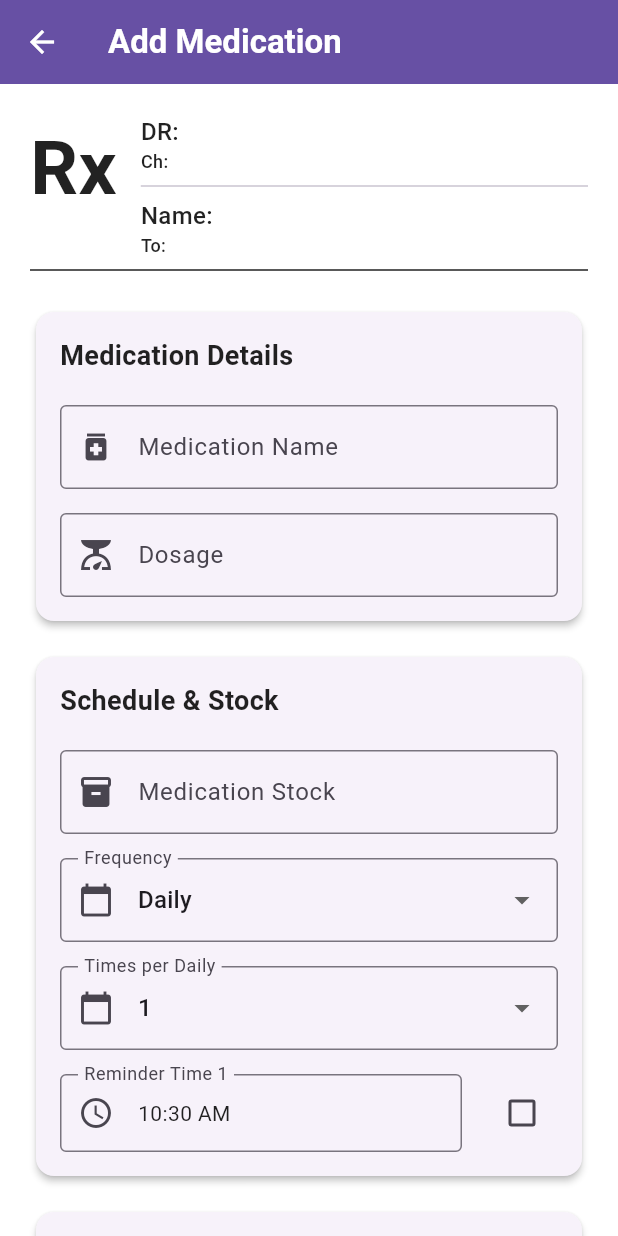
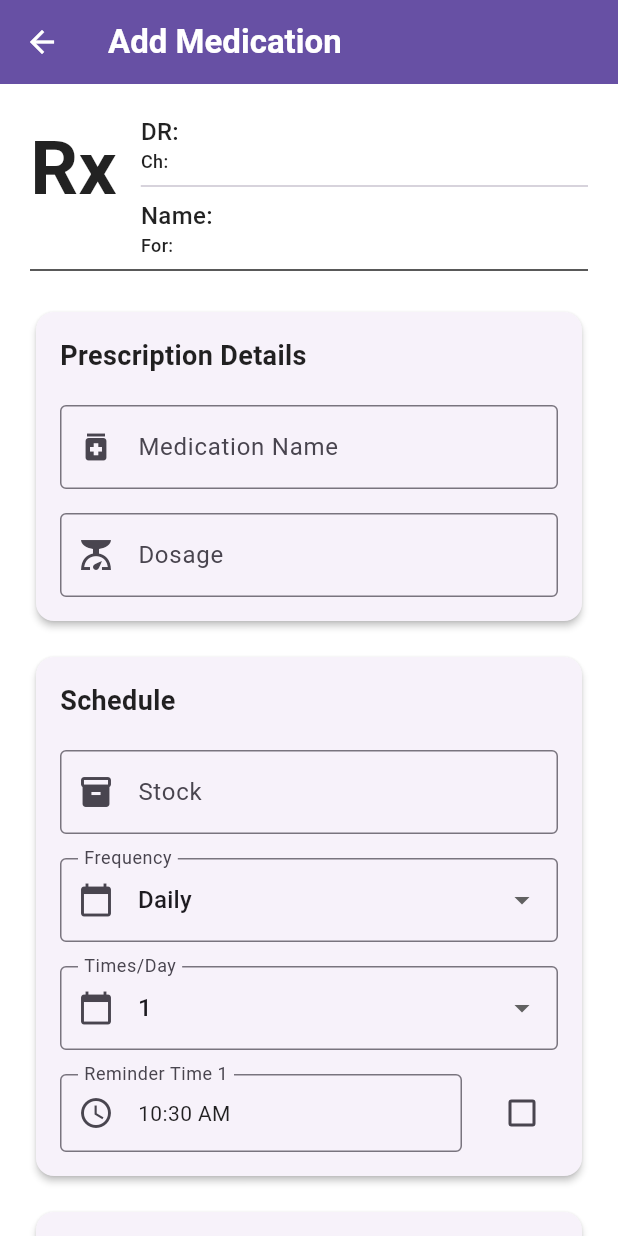
Before and after one commit to masihur96/Medication-Tracker, a Flutter app: the AddMedicationScreen screen opened directly with empty values, on a phone screen of 412 x 824 dp. Run offline on Flutter 3.47's test engine with Material 3 defaults, Android fonts, the phone set to English and light mode, and no system bars; our stand-ins replace flutter_heatmap_calendar, flutter_local_notifications, flutter_tts, open_file, pdf, share_plus and 3 more; accounts and stored records are empty.

Commit message:
Dashboard Language

```diff
--- a/lib/screens/add_medication_screen.dart
+++ b/lib/screens/add_medication_screen.dart
@@ -1,9 +1,10 @@
 import 'dart:convert';
-
 import 'package:flutter/material.dart';
 import 'package:med_track/models/medication.dart';
 import 'package:med_track/models/prescription.dart';
+import 'package:med_track/utils/app_localizations.dart';
 import 'package:shared_preferences/shared_preferences.dart';
+
 
 
 class AddMedicationScreen extends StatefulWidget {
@@ -16,12 +17,18 @@ class AddMedicationScreen extends StatefulWidget {
 }
 
 class _AddMedicationScreenState extends State<AddMedicationScreen> {
+  // Add these constants at the top of the class
+  static const String FREQUENCY_DAILY = 'daily';
+  static const String FREQUENCY_WEEKLY = 'weekly';
+  static const String FREQUENCY_MONTHLY = 'monthly';
+  static const String FREQUENCY_AS_NEEDED = 'as_needed';
+
   final _formKey = GlobalKey<FormState>();
   final _nameController = TextEditingController();
   final _dosageController = TextEditingController();
   final _stockController = TextEditingController();
   final _noteController = TextEditingController();
-  String _frequency = 'Daily'; // Default frequency
+  String _frequency = FREQUENCY_DAILY; // Change default value to use constant
   bool _isActive = false;
   int _timesPer = 1; // Default frequency
   final List<TimeOfDay> _selectedTimes = [TimeOfDay.now()];
@@ -46,7 +53,7 @@ class _AddMedicationScreenState extends State<AddMedicationScreen> {
       _dosageController.text = widget.medication!.dosage;
       _stockController.text = widget.medication!.stock.toString();
       _noteController.text = widget.medication!.notes!;
-      _frequency = widget.medication!.frequency;
+      _frequency = _getFrequencyConstant(widget.medication!.frequency);
       _timesPer = widget.medication!.timesPerDay;
       _isActive = widget.medication!.isActive;
       _selectedTimes.clear();
@@ -120,20 +127,20 @@ class _AddMedicationScreenState extends State<AddMedicationScreen> {
 
   @override
   Widget build(BuildContext context) {
+    final localizations = AppLocalizations.of(context);
+
     return Scaffold(
-
       appBar: AppBar(
         elevation: 0,
         backgroundColor: Theme.of(context).primaryColor,
         title: Text(
-          widget.medication != null ? 'Edit Medication' : 'Add Medication',
+          widget.medication != null ? localizations.edit : localizations.addMedication,
           style: const TextStyle(
             fontWeight: FontWeight.bold,
             color: Colors.white,
           ),
         ),
       ),
-
       body: Form(
         key: _formKey,
         child: ListView(
@@ -145,35 +152,28 @@ class _AddMedicationScreenState extends State<AddMedicationScreen> {
                 Row(
                   crossAxisAlignment: CrossAxisAlignment.start,
                   children: [
-                    // Rx Text on Left
                     Column(
                       children: [
                         Text(
-                          'Rx',
+                          "Rx",
                           style: TextStyle(
                             fontSize: 50,
                             fontWeight: FontWeight.bold,
-
                           ),
                         ),
-                        _buildLineField(label: widget.prescription.date,size: 16),
+                        _buildLineField(label: widget.prescription.date, size: 16),
                       ],
                     ),
                     SizedBox(width: 16),
-                    // Patient Info on Right
                     Expanded(
                       child: Column(
                         crossAxisAlignment: CrossAxisAlignment.start,
                         children: [
-                          _buildLineField(label: 'DR: ${widget.prescription.doctor}',size: 16),
-                          // SizedBox(height: 12),
-                          _buildLineField(label: 'Ch: ${widget.prescription.chamber}',size: 12),
-
-                          Divider(
-                          ),
-                          _buildLineField(label: 'Name: ${widget.prescription.patient}',size: 16),
-                          _buildLineField(label: 'To: ${widget.prescription.medicationTo}',size: 12),
-
+                          _buildLineField(label: '${localizations.doctor}: ${widget.prescription.doctor}', size: 16),
+                          _buildLineField(label: '${localizations.chamber}: ${widget.prescription.chamber}', size: 12),
+                          Divider(),
+                          _buildLineField(label: '${localizations.name}: ${widget.prescription.patient}', size: 16),
+                          _buildLineField(label: '${localizations.for_}: ${widget.prescription.medicationTo}', size: 12),
                         ],
                       ),
                     ),
@@ -194,7 +194,7 @@ class _AddMedicationScreenState extends State<AddMedicationScreen> {
                   crossAxisAlignment: CrossAxisAlignment.start,
                   children: [
                     Text(
-                      'Medication Details',
+                      localizations.prescriptionDetails,
                       style: TextStyle(
                         fontSize: 18,
                         fontWeight: FontWeight.bold,
@@ -204,21 +204,21 @@ class _AddMedicationScreenState extends State<AddMedicationScreen> {
                     TextFormField(
                       controller: _nameController,
                       decoration: InputDecoration(
-                        labelText: 'Medication Name',
+                        labelText: localizations.medicationName,
                         border: OutlineInputBorder(),
                         prefixIcon: Icon(Icons.medication),
                       ),
-                      validator: (value) => value!.isEmpty ? 'Required' : null,
+                      validator: (value) => value!.isEmpty ? localizations.required : null,
                     ),
                     SizedBox(height: 16),
                     TextFormField(
                       controller: _dosageController,
                       decoration: InputDecoration(
-                        labelText: 'Dosage',
+                        labelText: localizations.dosage,
                         border: OutlineInputBorder(),
                         prefixIcon: Icon(Icons.scale),
                       ),
-                      validator: (value) => value!.isEmpty ? 'Required' : null,
+                      validator: (value) => value!.isEmpty ? localizations.required : null,
                     ),
                   ],
                 ),
@@ -236,7 +236,7 @@ class _AddMedicationScreenState extends State<AddMedicationScreen> {
                   crossAxisAlignment: CrossAxisAlignment.start,
                   children: [
                     Text(
-                      'Schedule & Stock',
+                      localizations.schedule,
                       style: TextStyle(
                         fontSize: 18,
                         fontWeight: FontWeight.bold,
@@ -246,14 +246,14 @@ class _AddMedicationScreenState extends State<AddMedicationScreen> {
                     TextFormField(
                       controller: _stockController,
                       decoration: InputDecoration(
-                        labelText: 'Medication Stock',
+                        labelText: localizations.stock,
                         border: OutlineInputBorder(),
                         prefixIcon: Icon(Icons.inventory),
                       ),
                       keyboardType: TextInputType.number,
                       validator: (value) {
-                        if (value!.isEmpty) return 'Required';
-                        if (int.tryParse(value) == null) return 'Please enter a valid number';
+                        if (value!.isEmpty) return localizations.required;
+                        if (int.tryParse(value) == null) return localizations.enterValidNumber;
                         return null;
                       },
                     ),
@@ -263,36 +263,33 @@ class _AddMedicationScreenState extends State<AddMedicationScreen> {
                         DropdownButtonFormField<String>(
                           value: _frequency,
                           decoration: InputDecoration(
-                            labelText: 'Frequency',
+                            labelText: localizations.frequency,
                             border: OutlineInputBorder(),
                             prefixIcon: Icon(Icons.calendar_today),
                           ),
-                          items: ['Daily', 'Weekly', 'Monthly', 'As needed']
-                              .map((String frequency) => DropdownMenuItem(
-                            value: frequency,
-                            child: Text(frequency),
-                          ))
-                              .toList(),
+                          items: [
+                            _buildFrequencyMenuItem(FREQUENCY_DAILY, localizations.daily),
+                            _buildFrequencyMenuItem(FREQUENCY_WEEKLY, localizations.weekly),
+                            _buildFrequencyMenuItem(FREQUENCY_MONTHLY, localizations.monthly),
+                            _buildFrequencyMenuItem(FREQUENCY_AS_NEEDED, localizations.asNeeded),
+                          ],
                           onChanged: (String? newValue) {
                             setState(() {
                               _frequency = newValue!;
-                              _reminderDates = []; // clear any previously selected/generated dates
+                              _reminderDates = [];
                             });
                             generateDatesBasedOnFrequency();
                           },
                         ),
-
-                        if (_frequency == 'Weekly') _buildWeeklySelector(),
-                        if (_frequency == 'Monthly') _buildMonthlySelector(),
-
+                        if (_frequency == FREQUENCY_WEEKLY) _buildWeeklySelector(),
+                        if (_frequency == FREQUENCY_MONTHLY) _buildMonthlySelector(),
                       ],
                     ),
-
                     SizedBox(height: 16),
                     DropdownButtonFormField<int>(
                       value: _timesPer,
                       decoration: InputDecoration(
-                        labelText: 'Times per $_frequency',
+                        labelText: localizations.timesPerDay,
                         border: OutlineInputBorder(),
                         prefixIcon: Icon(Icons.calendar_today),
                       ),
@@ -326,7 +323,7 @@ class _AddMedicationScreenState extends State<AddMedicationScreen> {
                   crossAxisAlignment: CrossAxisAlignment.start,
                   children: [
                     Text(
-                      'Additional Information',
+                      localizations.additionalInfo,
                       style: TextStyle(
                         fontSize: 18,
                         fontWeight: FontWeight.bold,
@@ -336,8 +333,8 @@ class _AddMedicationScreenState extends State<AddMedicationScreen> {
                     TextFormField(
                       controller: _noteController,
                       decoration: InputDecoration(
-                        labelText: 'Notes',
-                        hintText: 'Add any additional instructions or notes',
+                        labelText: localizations.notes,
+                        hintText: localizations.additionalInstructions,
                         border: OutlineInputBorder(),
                         prefixIcon: Icon(Icons.note),
                       ),
@@ -345,8 +342,8 @@ class _AddMedicationScreenState extends State<AddMedicationScreen> {
                     ),
                     SizedBox(height: 16),
                     SwitchListTile(
-                      title: Text('Medication Status'),
-                      subtitle: Text(_isActive ? 'Active' : 'Inactive'),
+                      title: Text(localizations.medicationStatus),
+                      subtitle: Text(_isActive ? localizations.active : localizations.inactive),
                       value: _isActive,
                       onChanged: (bool value) {
                         setState(() {
@@ -370,21 +367,19 @@ class _AddMedicationScreenState extends State<AddMedicationScreen> {
                     stock: int.parse(_stockController.text),
                     isActive: _isActive,
                     notes: _noteController.text,
-                    frequency: _frequency,
+                    frequency: _getDisplayFrequency(_frequency, AppLocalizations.of(context)),
                     reminderTimes: _selectedTimes,
                     remainderDates: _reminderDates,
                     isTaken: _isTaken,
                   );
 
                   if (widget.medication != null) {
-                    // Update existing medication
                     updateMedicationInPrescription(widget.prescription.uid, medication);
                   } else {
-                    // Add new medication
                     addMedicationToPrescription(widget.prescription.uid, medication);
                   }
 
-                  Navigator.pop(context); // Go back after saving
+                  Navigator.pop(context);
                 }
               },
               style: ElevatedButton.styleFrom(
@@ -394,7 +389,7 @@ class _AddMedicationScreenState extends State<AddMedicationScreen> {
                 ),
               ),
               child: Text(
-                widget.medication != null ? 'Update Medication' : 'Save Medication',
+                widget.medication != null ? localizations.updateMedication : localizations.saveMedication,
                 style: TextStyle(fontSize: 16, fontWeight: FontWeight.bold),
               ),
             ),
@@ -506,13 +501,13 @@ class _AddMedicationScreenState extends State<AddMedicationScreen> {
     DateTime endDate = DateTime(now.year, now.month + 3, now.day);
     List<String> generatedDates = [];
 
-    if (_frequency == 'Daily') {
+    if (_frequency == FREQUENCY_DAILY) {
       for (var date = now;
       date.isBefore(endDate);
       date = date.add(Duration(days: 1))) {
         generatedDates.add(_formatDate(date));
       }
-    } else if (_frequency == 'Weekly') {
+    } else if (_frequency == FREQUENCY_WEEKLY) {
       Map<String, int> weekdayMap = {
         'Mon': 1,
         'Tue': 2,
@@ -532,7 +527,7 @@ class _AddMedicationScreenState extends State<AddMedicationScreen> {
           generatedDates.add(_formatDate(date));
         }
       }
-    } else if (_frequency == 'Monthly') {
+    } else if (_frequency == FREQUENCY_MONTHLY) {
       for (var date = now;
       date.isBefore(endDate);
       date = date.add(Duration(days: 1))) {
@@ -553,4 +548,41 @@ class _AddMedicationScreenState extends State<AddMedicationScreen> {
     return '${date.day.toString().padLeft(2, '0')}/${date.month.toString().padLeft(2, '0')}/${date.year}';
   }
 
+  DropdownMenuItem<String> _buildFrequencyMenuItem(String value, String text) {
+    return DropdownMenuItem(
+      value: value,
+      child: Text(text),
+    );
+  }
+
+  String _getDisplayFrequency(String frequencyConstant, AppLocalizations localizations) {
+    switch (frequencyConstant) {
+      case FREQUENCY_DAILY:
+        return localizations.daily;
+      case FREQUENCY_WEEKLY:
+        return localizations.weekly;
+      case FREQUENCY_MONTHLY:
+        return localizations.monthly;
+      case FREQUENCY_AS_NEEDED:
+        return localizations.asNeeded;
+      default:
+        return localizations.daily;
+    }
+  }
+
+  String _getFrequencyConstant(String storedFrequency) {
+    switch (storedFrequency.toLowerCase()) {
+      case 'daily':
+        return FREQUENCY_DAILY;
+      case 'weekly':
+        return FREQUENCY_WEEKLY;
+      case 'monthly':
+        return FREQUENCY_MONTHLY;
+      case 'as needed':
+        return FREQUENCY_AS_NEEDED;
+      default:
+        return FREQUENCY_DAILY;
+    }
+  }
+
 }
--- a/lib/utils/app_localizations.dart
+++ b/lib/utils/app_localizations.dart
@@ -71,7 +71,23 @@ class AppLocalizations {
       'addPrescription': 'Add Prescription',
       'chamber': 'Ch',
       'patient': 'Pt',
-      // Add more translations as needed
+      'doctor': 'DR',
+      'prescriptionDetails': 'Prescription Details',
+      'name': 'Name',
+      'timesPerDay': 'Times/Day',
+      'reminderTimes': 'Reminder Times',
+      'for': 'For',
+      'required': 'Required',
+      'enterValidNumber': 'Please enter a valid number',
+      'daily': 'Daily',
+      'weekly': 'Weekly',
+      'monthly': 'Monthly',
+      'asNeeded': 'As needed',
+      'additionalInfo': 'Additional Information',
+      'additionalInstructions': 'Add any additional instructions or notes',
+      'medicationStatus': 'Medication Status',
+      'updateMedication': 'Update Medication',
+      'saveMedication': 'Save Medication',
     },
     'bn': {
       'settings': 'সেটিংস',
@@ -133,7 +149,23 @@ class AppLocalizations {
       'addPrescription': 'প্রেসক্রিপশন যোগ করুন',
       'chamber': 'চে',
       'patient': 'রো',
-      // Add more translations as needed
+      'doctor': 'ডাঃ',
+      'prescriptionDetails': 'প্রেসক্রিপশন বিবরণ',
+      'name': 'নাম',
+      'timesPerDay': 'দিনে কতবার',
+      'reminderTimes': 'রিমাইন্ডার সময়',
+      'for': 'জন্য',
+      'required': 'প্রয়োজনীয়',
+      'enterValidNumber': 'একটি বৈধ সংখ্যা লিখুন',
+      'daily': 'দৈনিক',
+      'weekly': 'সাপ্তাহিক',
+      'monthly': 'মাসিক',
+      'asNeeded': 'প্রয়োজনে',
+      'additionalInfo': 'অতিরিক্ত তথ্য',
+      'additionalInstructions': 'অতিরিক্ত নির্দেশনা বা নোট যোগ করুন',
+      'medicationStatus': 'ঔষধের স্থিতি',
+      'updateMedication': 'ঔষধ আপডেট করুন',
+      'saveMedication': 'ঔষধ সংরক্ষণ করুন',
     },
   };
 
@@ -196,6 +228,23 @@ class AppLocalizations {
   String get addPrescription => _localizedValues[locale.languageCode]!['addPrescription']!;
   String get chamber => _localizedValues[locale.languageCode]!['chamber']!;
   String get patient => _localizedValues[locale.languageCode]!['patient']!;
+  String get doctor => _localizedValues[locale.languageCode]!['doctor']!;
+  String get prescriptionDetails => _localizedValues[locale.languageCode]!['prescriptionDetails']!;
+  String get name => _localizedValues[locale.languageCode]!['name']!;
+  String get timesPerDay => _localizedValues[locale.languageCode]!['timesPerDay']!;
+  String get reminderTimes => _localizedValues[locale.languageCode]!['reminderTimes']!;
+  String get for_ => _localizedValues[locale.languageCode]!['for']!;
+  String get required => _localizedValues[locale.languageCode]!['required']!;
+  String get enterValidNumber => _localizedValues[locale.languageCode]!['enterValidNumber']!;
+  String get daily => _localizedValues[locale.languageCode]!['daily']!;
+  String get weekly => _localizedValues[locale.languageCode]!['weekly']!;
+  String get monthly => _localizedValues[locale.languageCode]!['monthly']!;
+  String get asNeeded => _localizedValues[locale.languageCode]!['asNeeded']!;
+  String get additionalInfo => _localizedValues[locale.languageCode]!['additionalInfo']!;
+  String get additionalInstructions => _localizedValues[locale.languageCode]!['additionalInstructions']!;
+  String get medicationStatus => _localizedValues[locale.languageCode]!['medicationStatus']!;
+  String get updateMedication => _localizedValues[locale.languageCode]!['updateMedication']!;
+  String get saveMedication => _localizedValues[locale.languageCode]!['saveMedication']!;
 
   String medicationDueIn(String time) {
     return _localizedValues[locale.languageCode]!['medicationDueIn']!
```
Also changed, not shown: lib/screens/new_rx_screen.dart (+24 -16 lines), lib/screens/prescription_details_screen.dart (+20 -18 lines).
